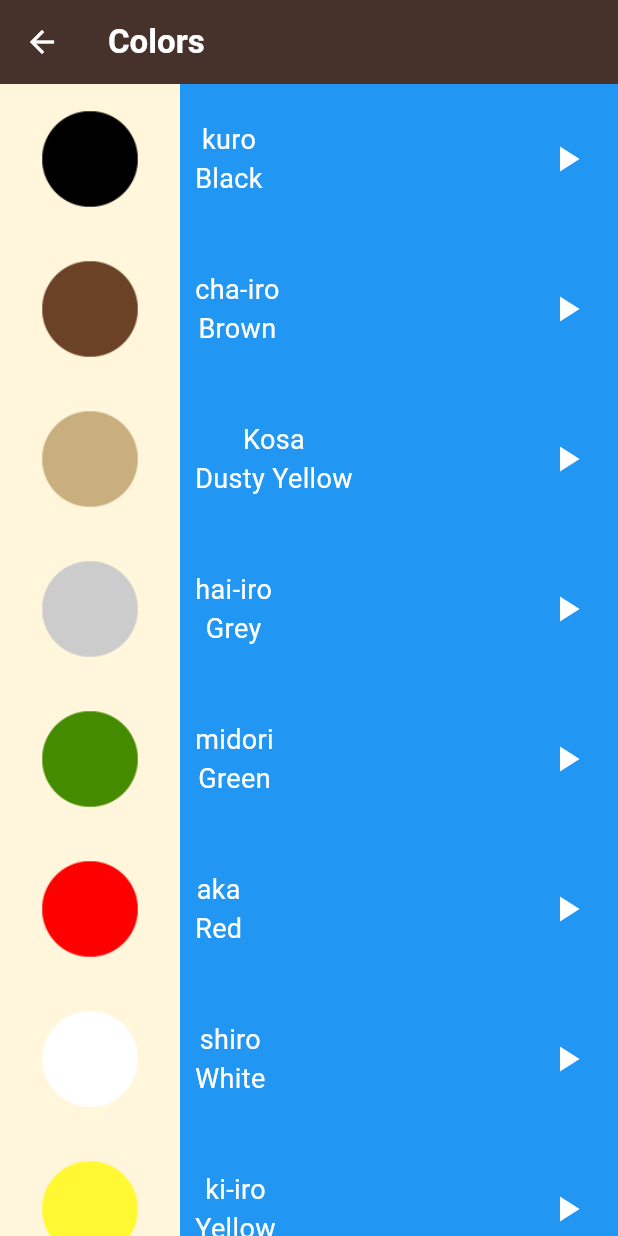
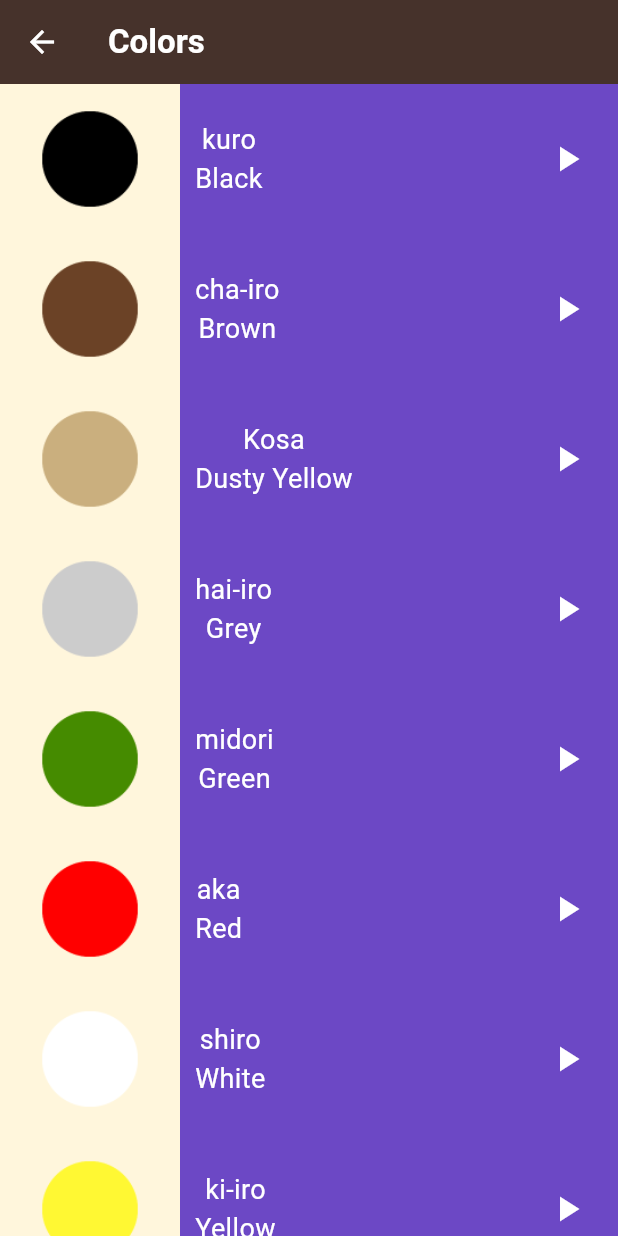
Before and after one commit to AmrMuhammedd/TOKU-App-flutter-UI, a Flutter app: the Colorss screen opened directly, on a phone screen of 412 x 824 dp. Run offline on Flutter 3.47's test engine with Material 3 defaults, Android fonts, the phone set to English and light mode, and no system bars; our stand-ins replace audioplayers.

Commit message:
Update categ_text.dart

```diff
--- a/lib/Screens/categ_text.dart
+++ b/lib/Screens/categ_text.dart
@@ -10,7 +10,7 @@ class categ_text extends StatelessWidget {
   @override
   Widget build(BuildContext context) {
     return Container(
-      color: Color(0xff2196f3),
+      color: Color(number.color),
       height: 100,
       child: Row(
         children: [
```
